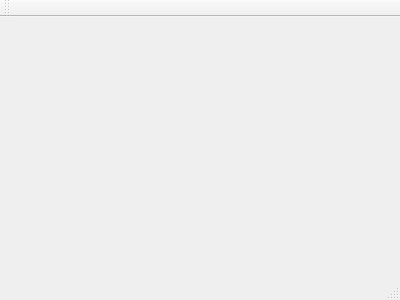
Above: mainwindow.ui from qeqs/Dictionary before the change. Below: the same form after it.
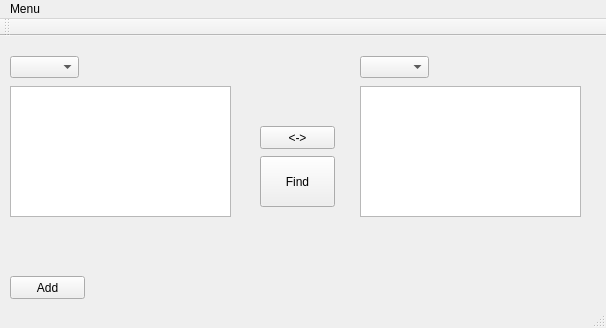
That is the form after the change.

The edit to the form file:
```diff
--- a/mainwindow.ui
+++ b/mainwindow.ui
@@ -1,24 +1,125 @@
 <ui version="4.0">
  <class>MainWindow</class>
- <widget class="QMainWindow" name="MainWindow" >
-  <property name="geometry" >
+ <widget class="QMainWindow" name="MainWindow">
+  <property name="geometry">
    <rect>
     <x>0</x>
     <y>0</y>
-    <width>400</width>
-    <height>300</height>
+    <width>606</width>
+    <height>328</height>
    </rect>
   </property>
   <property name="windowTitle" >
    <string>MainWindow</string>
   </property>
-  <widget class="QMenuBar" name="menuBar" />
-  <widget class="QToolBar" name="mainToolBar" />
-  <widget class="QWidget" name="centralWidget" />
-  <widget class="QStatusBar" name="statusBar" />
+  <widget class="QWidget" name="centralWidget">
+   <widget class="QPushButton" name="button_find">
+    <property name="geometry">
+     <rect>
+      <x>260</x>
+      <y>120</y>
+      <width>75</width>
+      <height>51</height>
+     </rect>
+    </property>
+    <property name="text">
+     <string>Find</string>
+    </property>
+   </widget>
+   <widget class="QPushButton" name="button_add">
+    <property name="geometry">
+     <rect>
+      <x>10</x>
+      <y>240</y>
+      <width>75</width>
+      <height>23</height>
+     </rect>
+    </property>
+    <property name="text">
+     <string>Add</string>
+    </property>
+   </widget>
+   <widget class="QTextEdit" name="text_left">
+    <property name="geometry">
+     <rect>
+      <x>10</x>
+      <y>50</y>
+      <width>221</width>
+      <height>131</height>
+     </rect>
+    </property>
+   </widget>
+   <widget class="QTextEdit" name="text_right">
+    <property name="geometry">
+     <rect>
+      <x>360</x>
+      <y>50</y>
+      <width>221</width>
+      <height>131</height>
+     </rect>
+    </property>
+   </widget>
+   <widget class="QPushButton" name="button_change">
+    <property name="geometry">
+     <rect>
+      <x>260</x>
+      <y>90</y>
+      <width>75</width>
+      <height>23</height>
+     </rect>
+    </property>
+    <property name="text">
+     <string>&lt;-&gt;</string>
+    </property>
+   </widget>
+   <widget class="QComboBox" name="comboBox_lang_left">
+    <property name="geometry">
+     <rect>
+      <x>10</x>
+      <y>20</y>
+      <width>69</width>
+      <height>22</height>
+     </rect>
+    </property>
+   </widget>
+   <widget class="QComboBox" name="comboBox_lang_right">
+    <property name="geometry">
+     <rect>
+      <x>360</x>
+      <y>20</y>
+      <width>69</width>
+      <height>22</height>
+     </rect>
+    </property>
+   </widget>
+  </widget>
+  <widget class="QToolBar" name="mainToolBar">
+   <attribute name="toolBarArea">
+    <enum>TopToolBarArea</enum>
+   </attribute>
+   <attribute name="toolBarBreak">
+    <bool>false</bool>
+   </attribute>
+  </widget>
+  <widget class="QStatusBar" name="statusBar"/>
+  <widget class="QMenuBar" name="menuBar">
+   <property name="geometry">
+    <rect>
+     <x>0</x>
+     <y>0</y>
+     <width>606</width>
+     <height>21</height>
+    </rect>
+   </property>
+   <widget class="QMenu" name="menuMenu">
+    <property name="title">
+     <string>Menu</string>
+    </property>
+   </widget>
+   <addaction name="menuMenu"/>
+  </widget>
  </widget>
- <layoutDefault spacing="6" margin="11" />
- <pixmapfunction></pixmapfunction>
+ <layoutdefault spacing="6" margin="11"/>
  <resources/>
  <connections/>
 </ui>
```
Left out of the diff: 3 changed lines with no effect on the pictures.
